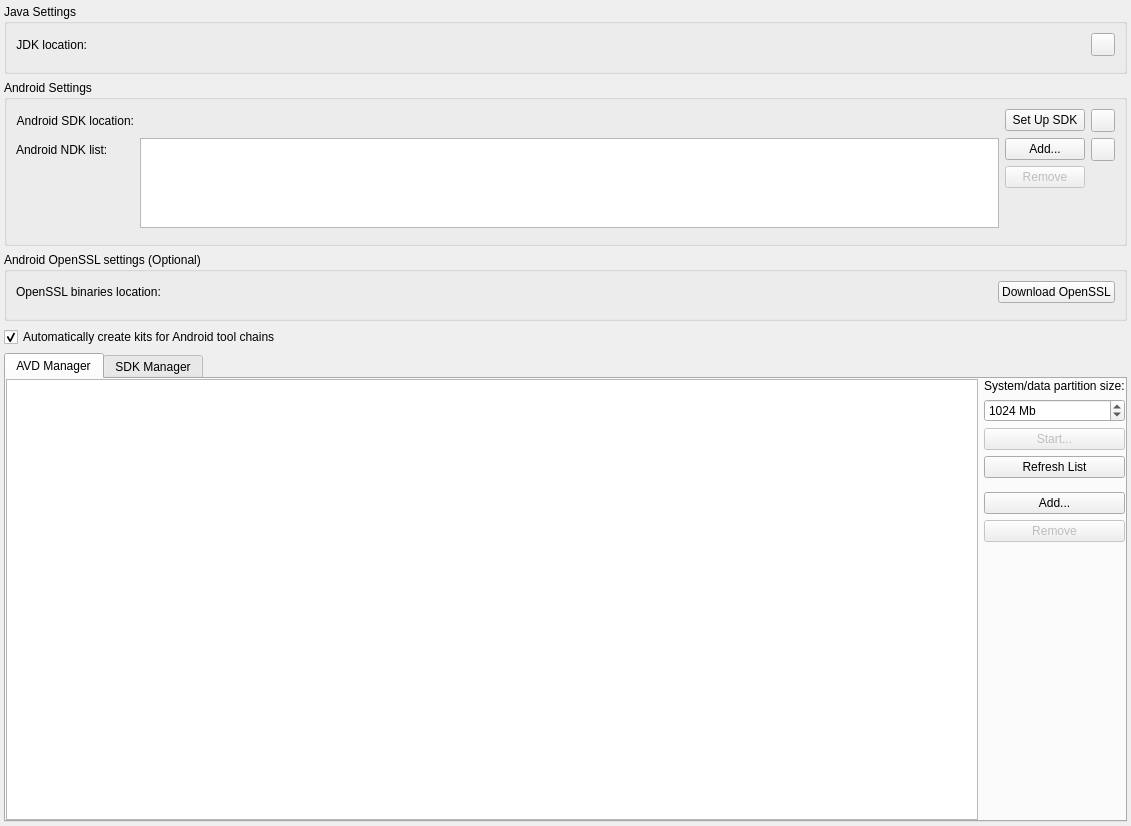
Above: src/plugins/android/androidsettingswidget.ui from qt-creator/qt-creator before the change. Below: the same form after it.
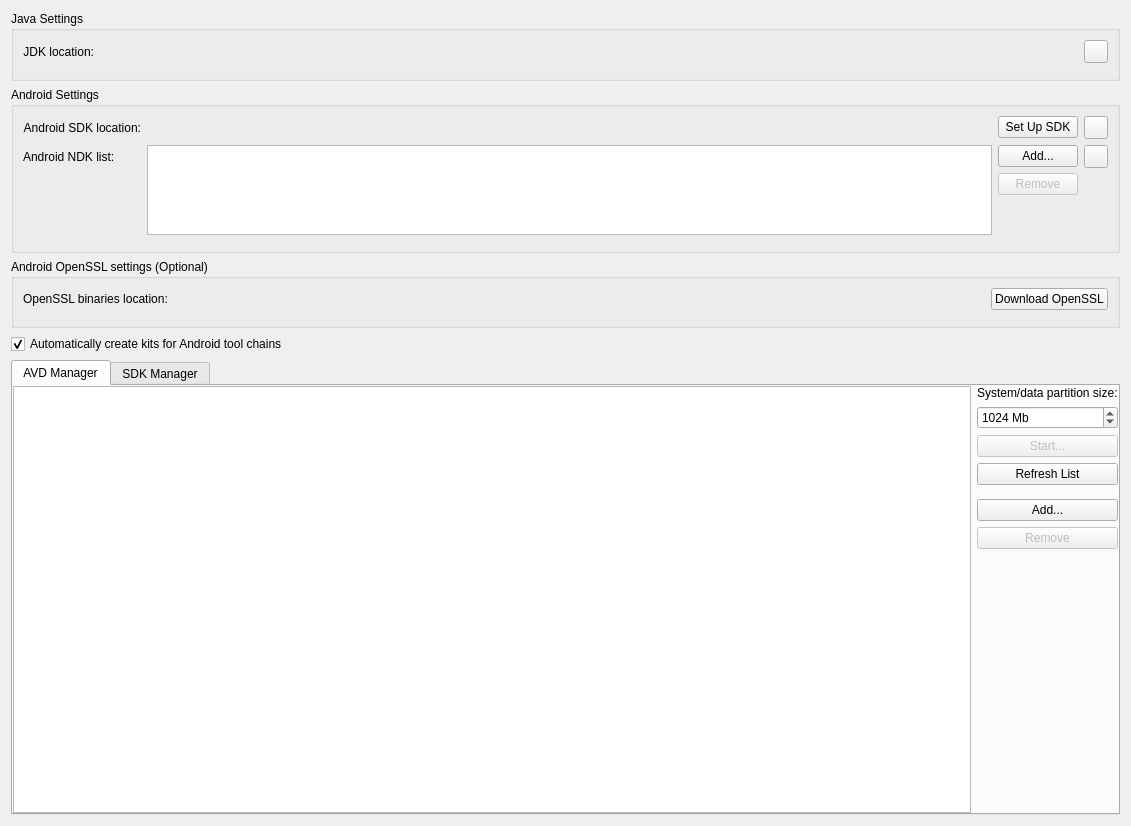
That is the form after the change. Custom widgets are drawn as their Qt base class.

Commit message: Android: reset margins in settings widget page

Diff of the .ui file:
```diff
--- a/src/plugins/android/androidsettingswidget.ui
+++ b/src/plugins/android/androidsettingswidget.ui
@@ -14,18 +14,6 @@
    <string>Android Configuration</string>
   </property>
   <layout class="QVBoxLayout" name="verticalLayout">
-   <property name="leftMargin">
-    <number>4</number>
-   </property>
-   <property name="topMargin">
-    <number>4</number>
-   </property>
-   <property name="rightMargin">
-    <number>4</number>
-   </property>
-   <property name="bottomMargin">
-    <number>4</number>
-   </property>
    <item>
     <widget class="QScrollArea" name="scrollArea">
      <property name="frameShape">
@@ -49,9 +37,6 @@
         <height>818</height>
        </rect>
       </property>
-      <property name="autoFillBackground">
-       <bool>false</bool>
-      </property>
       <layout class="QVBoxLayout" name="verticalLayout_4">
        <property name="leftMargin">
         <number>0</number>
```
